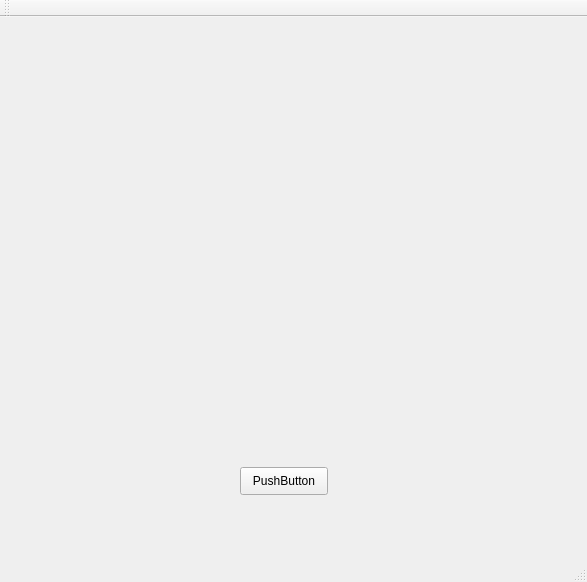
This is mainwindow.ui in netpipe/qSmartCard as Qt 5 draws it before an edit. The edited form follows.
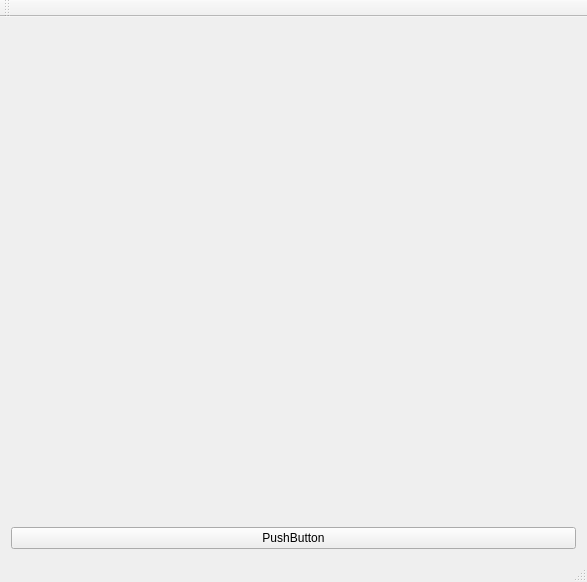
This is the edited form.

```diff
--- a/mainwindow.ui
+++ b/mainwindow.ui
@@ -14,29 +14,18 @@
    <string>MainWindow</string>
   </property>
   <widget class="QWidget" name="centralWidget">
+   <layout class="QGridLayout" name="gridLayout">
+    <item row="0" column="0">
+     <widget class="QWidget" name="widget" native="true"/>
+    </item>
+    <item row="1" column="0">
    <widget class="QPushButton" name="pushButton">
-    <property name="geometry">
-     <rect>
-      <x>240</x>
-      <y>450</y>
-      <width>88</width>
-      <height>28</height>
-     </rect>
-    </property>
     <property name="text">
      <string>PushButton</string>
     </property>
    </widget>
-   <widget class="QWidget" name="widget" native="true">
-    <property name="geometry">
-     <rect>
-      <x>70</x>
-      <y>50</y>
-      <width>381</width>
-      <height>321</height>
-     </rect>
-    </property>
-   </widget>
+    </item>
+   </layout>
   </widget>
   <widget class="QMenuBar" name="menuBar">
    <property name="geometry">
```
Lines whose indentation alone changed are shown as unchanged.
